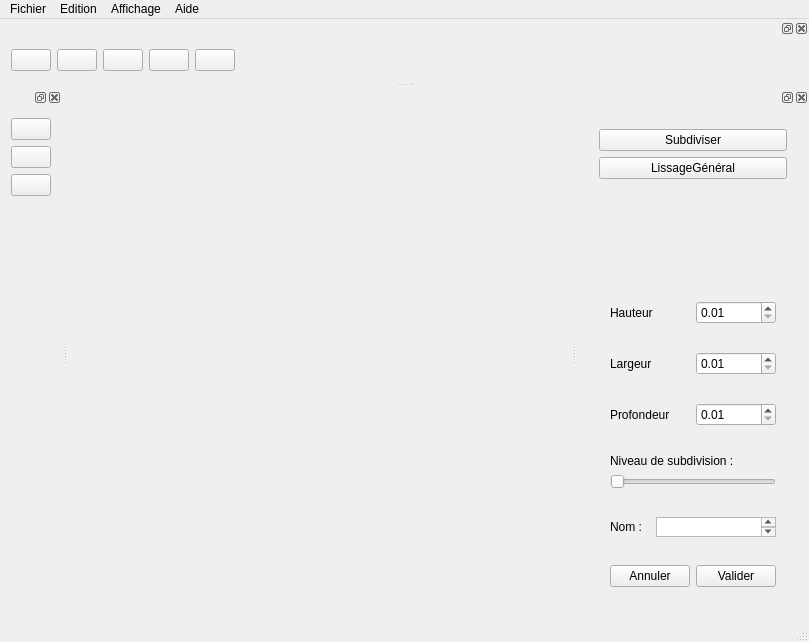
Above: src/gui/mainWindow.ui from slvrgauthier/OpenSculpt before the change. Below: the same form after it.
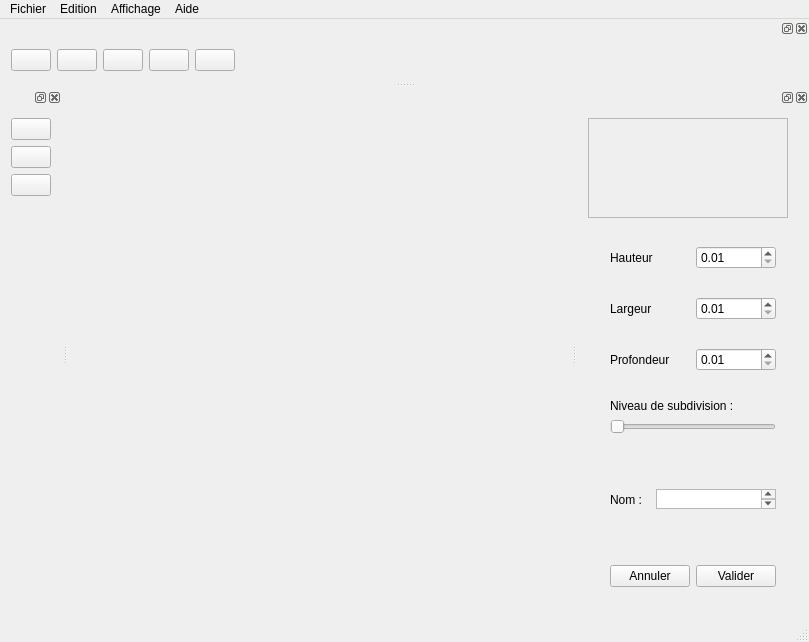
That is the form after the change. Icons and pictures are not drawn. Custom widgets are drawn as their Qt base class.

```diff
--- a/src/gui/mainWindow.ui
+++ b/src/gui/mainWindow.ui
@@ -85,36 +85,65 @@
    <widget class="QWidget" name="dockWidgetContents">
     <layout class="QVBoxLayout" name="verticalLayout_4">
      <item>
-      <widget class="QWidget" name="widgetbuttonconplex" native="true">
-       <layout class="QVBoxLayout" name="verticalLayout_3">
-        <item>
-         <widget class="QPushButton" name="widgetsubdiviser">
-          <property name="text">
-           <string>Subdiviser</string>
-          </property>
-         </widget>
-        </item>
-        <item>
-         <widget class="QPushButton" name="widgetsmoothgeneral">
-          <property name="text">
-           <string>LissageGénéral</string>
-          </property>
-         </widget>
-        </item>
-        <item>
-         <spacer name="verticalSpacer">
-          <property name="orientation">
-           <enum>Qt::Vertical</enum>
-          </property>
-          <property name="sizeHint" stdset="0">
-           <size>
-            <width>20</width>
-            <height>40</height>
-           </size>
-          </property>
-         </spacer>
-        </item>
-       </layout>
+      <widget class="QScrollArea" name="scrollArea">
+       <property name="sizePolicy">
+        <sizepolicy hsizetype="Fixed" vsizetype="Fixed">
+         <horstretch>0</horstretch>
+         <verstretch>0</verstretch>
+        </sizepolicy>
+       </property>
+       <property name="minimumSize">
+        <size>
+         <width>200</width>
+         <height>100</height>
+        </size>
+       </property>
+       <property name="maximumSize">
+        <size>
+         <width>200</width>
+         <height>100</height>
+        </size>
+       </property>
+       <property name="mouseTracking">
+        <bool>false</bool>
+       </property>
+       <property name="autoFillBackground">
+        <bool>false</bool>
+       </property>
+       <property name="widgetResizable">
+        <bool>true</bool>
+       </property>
+       <property name="alignment">
+        <set>Qt::AlignLeading|Qt::AlignLeft|Qt::AlignTop</set>
+       </property>
+       <widget class="QWidget" name="scrollAreaWidgetContents">
+        <property name="geometry">
+         <rect>
+          <x>0</x>
+          <y>0</y>
+          <width>180</width>
+          <height>90</height>
+         </rect>
+        </property>
+        <property name="sizePolicy">
+         <sizepolicy hsizetype="Fixed" vsizetype="Fixed">
+          <horstretch>0</horstretch>
+          <verstretch>0</verstretch>
+         </sizepolicy>
+        </property>
+        <property name="minimumSize">
+         <size>
+          <width>180</width>
+          <height>90</height>
+         </size>
+        </property>
+        <property name="maximumSize">
+         <size>
+          <width>180</width>
+          <height>16777215</height>
+         </size>
+        </property>
+       </widget>
       </widget>
      </item>
      <item>
```
